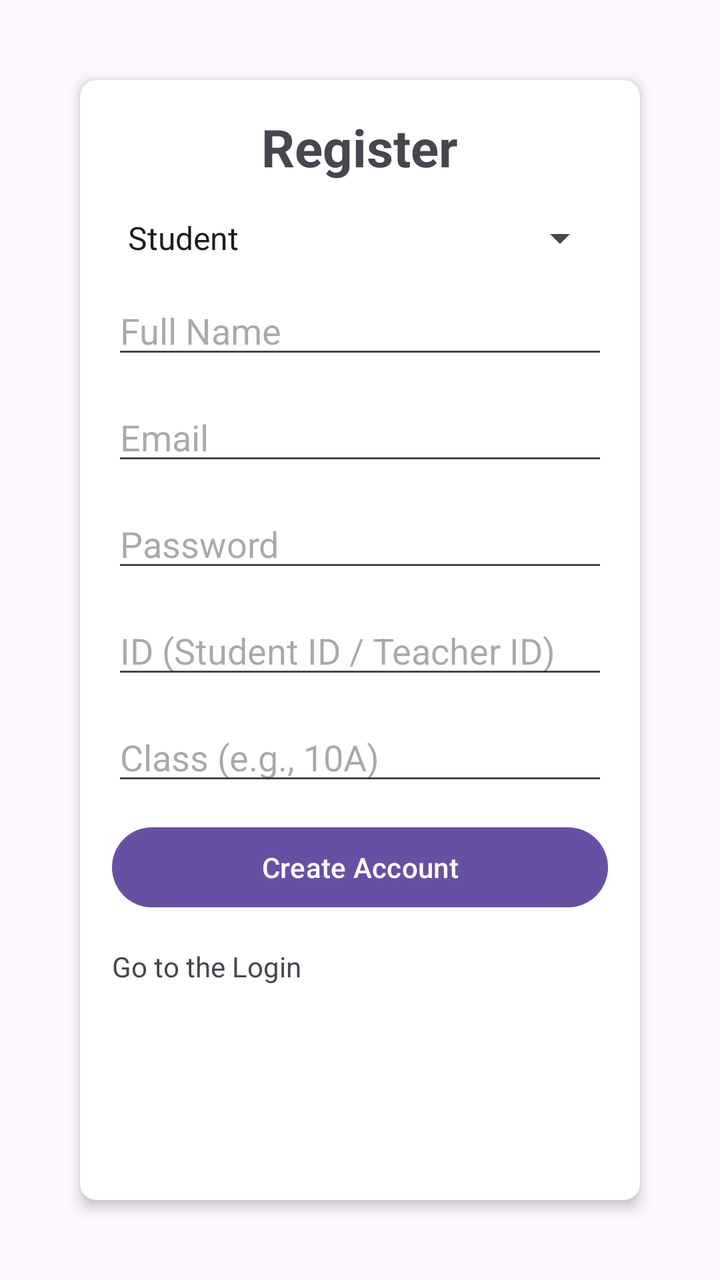
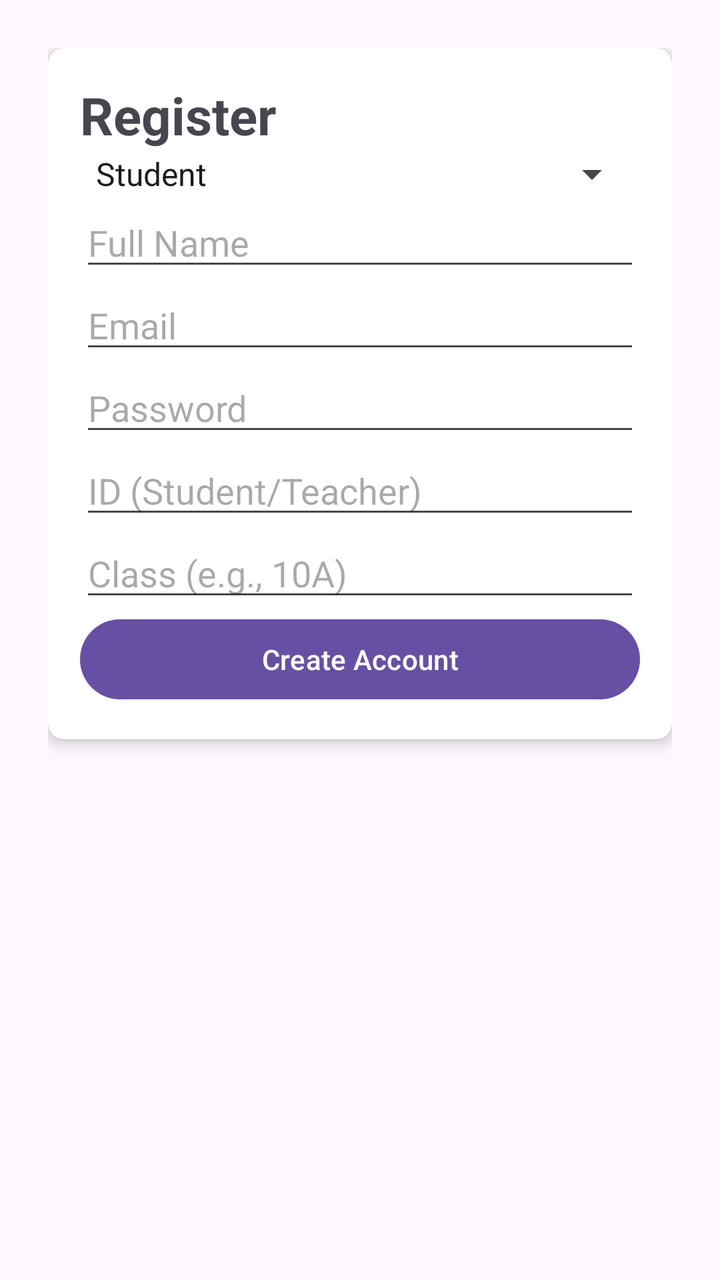

Screens rendered from an Android XML layout before and after an edit, with the pre-edit source and the edit as a unified diff.
<!-- AndroidManifest.xml: application theme Theme.STMSApp -->
<!-- res/layout/activity_register.xml -->
<?xml version="1.0" encoding="utf-8"?>
<androidx.constraintlayout.widget.ConstraintLayout
    xmlns:android="http://schemas.android.com/apk/res/android"
    xmlns:app="http://schemas.android.com/apk/res-auto"
    android:padding="24dp"
    android:layout_width="match_parent"
    android:layout_height="match_parent">

    <androidx.cardview.widget.CardView
        android:id="@+id/rootRegister"
        app:cardCornerRadius="8dp"
        app:cardElevation="4dp"
        app:cardBackgroundColor="@android:color/white"
        app:layout_constraintTop_toTopOf="parent"
        app:layout_constraintBottom_toBottomOf="parent"
        app:layout_constraintStart_toStartOf="parent"
        app:layout_constraintEnd_toEndOf="parent"
        android:layout_margin="16dp"
        android:layout_width="match_parent"
        android:layout_height="0dp">

        <ScrollView
            android:layout_width="match_parent"
            android:layout_height="match_parent"
            android:fillViewport="true">

            <LinearLayout
                android:orientation="vertical"
                android:padding="16dp"
                android:layout_width="match_parent"
                android:layout_height="wrap_content">

                <TextView
                    android:layout_width="wrap_content"
                    android:layout_height="wrap_content"
                    android:text="Register"
                    android:textSize="26sp"
                    android:textStyle="bold"
                    android:layout_gravity="center_horizontal"
                    android:layout_marginBottom="16dp"/>

                <Spinner
                    android:id="@+id/spinnerRole"
                    android:layout_width="match_parent"
                    android:layout_height="wrap_content"
                    android:entries="@array/role_array"
                    android:layout_marginBottom="12dp"/>

                <EditText
                    android:id="@+id/etName"
                    android:hint="Full Name"
                    android:layout_width="match_parent"
                    android:layout_height="wrap_content"
                    android:layout_marginBottom="12dp"/>

                <EditText
                    android:id="@+id/etEmail"
                    android:hint="Email"
                    android:inputType="textEmailAddress"
                    android:layout_width="match_parent"
                    android:layout_height="wrap_content"
                    android:layout_marginBottom="12dp"/>

                <EditText
                    android:id="@+id/etPassword"
                    android:hint="Password"
                    android:inputType="textPassword"
                    android:layout_width="match_parent"
                    android:layout_height="wrap_content"
                    android:layout_marginBottom="12dp"/>

                <EditText
                    android:id="@+id/etUserId"
                    android:hint="ID (Student ID / Teacher ID)"
                    android:layout_width="match_parent"
                    android:layout_height="wrap_content"
                    android:layout_marginBottom="12dp"/>

                <EditText
                    android:id="@+id/etClass"
                    android:hint="Class (e.g., 10A)"
                    android:layout_width="match_parent"
                    android:layout_height="wrap_content"
                    android:layout_marginBottom="12dp"/>

                
                <LinearLayout
                    android:id="@+id/panelStudent"
                    android:visibility="gone"
                    android:orientation="vertical"
                    android:layout_width="match_parent"
                    android:layout_height="wrap_content"
                    android:padding="8dp"
                    android:background="#f3f3f3"
                    android:layout_marginBottom="12dp">

                    <EditText
                        android:id="@+id/etStudentResult"
                        android:hint="Result (e.g., A+)"
                        android:layout_width="match_parent"
                        android:layout_height="wrap_content"
                        android:layout_marginBottom="8dp"/>

                    <EditText
                        android:id="@+id/etStudentNote"
                        android:hint="Note"
                        android:layout_width="match_parent"
                        android:layout_height="wrap_content"
                        android:layout_marginBottom="8dp"/>

                    <EditText
                        android:id="@+id/etStudentDetails"
                        android:hint="Profile Details"
                        android:minLines="3"
                        android:gravity="top"
                        android:layout_width="match_parent"
                        android:layout_height="wrap_content"/>
                </LinearLayout>

                
                <LinearLayout
                    android:id="@+id/panelTeacher"
                    android:visibility="gone"
                    android:orientation="vertical"
                    android:layout_width="match_parent"
                    android:layout_height="wrap_content"
                    android:padding="8dp"
                    android:background="#f3f3f3"
                    android:layout_marginBottom="12dp">

                    <EditText
                        android:id="@+id/etCourse"
                        android:hint="Course (e.g., Physics)"
                        android:layout_width="match_parent"
                        android:layout_height="wrap_content"
                        android:layout_marginBottom="8dp"/>

                    <EditText
                        android:id="@+id/etTeacherResult"
                        android:hint="Result/Remark"
                        android:layout_width="match_parent"
                        android:layout_height="wrap_content"
                        android:layout_marginBottom="8dp"/>

                    <EditText
                        android:id="@+id/etTeacherDetails"
                        android:hint="Profile Details"
                        android:minLines="3"
                        android:gravity="top"
                        android:layout_width="match_parent"
                        android:layout_height="wrap_content"/>
                </LinearLayout>

                <Button
                    android:id="@+id/btnRegister"
                    android:layout_width="match_parent"
                    android:layout_height="wrap_content"
                    android:text="Create Account"/>

                <TextView
                    android:id="@+id/tvGoLogin"
                    android:layout_marginTop="16dp"
                    android:layout_gravity="center_horizontal"
                    android:layout_width="match_parent"
                    android:layout_height="wrap_content"
                    android:text="Go to the Login"/>
            </LinearLayout>
        </ScrollView>


    </androidx.cardview.widget.CardView>
</androidx.constraintlayout.widget.ConstraintLayout>
<!-- resources referenced by this layout -->
<resources>
  <string-array name="role_array">
          <item>Student</item>
          <item>Teacher</item>
      </string-array>
  <style name="Theme.STMSApp" parent="Base.Theme.STMSApp" />
  <style name="Base.Theme.STMSApp" parent="Theme.Material3.DayNight.NoActionBar">
          
          
      </style>
</resources>

<!-- the commit's change to res/layout/activity_register.xml (unified diff, before → after) -->
@@ -10,163 +10,85 @@
         android:id="@+id/rootRegister"
         app:cardCornerRadius="8dp"
         app:cardElevation="4dp"
-        app:cardBackgroundColor="@android:color/white"
+        android:layout_width="match_parent"
+        android:layout_height="wrap_content"
         app:layout_constraintTop_toTopOf="parent"
-        app:layout_constraintBottom_toBottomOf="parent"
         app:layout_constraintStart_toStartOf="parent"
-        app:layout_constraintEnd_toEndOf="parent"
-        android:layout_margin="16dp"
-        android:layout_width="match_parent"
-        android:layout_height="0dp">
+        app:layout_constraintEnd_toEndOf="parent">
 
-        <ScrollView
+        <LinearLayout
+            android:orientation="vertical"
+            android:padding="16dp"
             android:layout_width="match_parent"
-            android:layout_height="match_parent"
-            android:fillViewport="true">
+            android:layout_height="wrap_content">
 
+            <TextView android:text="Register" android:textStyle="bold" android:textSize="26sp"
+                android:layout_width="wrap_content" android:layout_height="wrap_content"/>
+
+            <Spinner android:id="@+id/spinnerRole"
+                android:entries="@array/role_array"
+                android:layout_width="match_parent" android:layout_height="wrap_content"/>
+
+            <EditText android:id="@+id/etName" android:hint="Full Name"
+                android:layout_width="match_parent" android:layout_height="wrap_content"/>
+
+            <EditText android:id="@+id/etEmail" android:hint="Email" android:inputType="textEmailAddress"
+                android:layout_width="match_parent" android:layout_height="wrap_content"/>
+
+            <EditText android:id="@+id/etPassword" android:hint="Password" android:inputType="textPassword"
+                android:layout_width="match_parent" android:layout_height="wrap_content"/>
+
+            <EditText android:id="@+id/etUserId" android:hint="ID (Student/Teacher)"
+                android:layout_width="match_parent" android:layout_height="wrap_content"/>
+
+            <EditText android:id="@+id/etClass" android:hint="Class (e.g., 10A)"
+                android:layout_width="match_parent" android:layout_height="wrap_content"/>
+
+            
             <LinearLayout
+                android:id="@+id/panelStudent"
+                android:visibility="gone"
                 android:orientation="vertical"
-                android:padding="16dp"
                 android:layout_width="match_parent"
                 android:layout_height="wrap_content">
 
-                <TextView
-                    android:layout_width="wrap_content"
-                    android:layout_height="wrap_content"
-                    android:text="Register"
-                    android:textSize="26sp"
-                    android:textStyle="bold"
-                    android:layout_gravity="center_horizontal"
-                    android:layout_marginBottom="16dp"/>
+                <EditText
+                    android:id="@+id/etStudentDetails"
+                    android:hint="Student Profile Details"
+                    android:minLines="3"
+                    android:gravity="top"
+                    android:layout_width="match_parent"
+                    android:layout_height="wrap_content"/>
+            </LinearLayout>
 
-                <Spinner
-                    android:id="@+id/spinnerRole"
-                    android:layout_width="match_parent"
-                    android:layout_height="wrap_content"
-                    android:entries="@array/role_array"
-                    android:layout_marginBottom="12dp"/>
+            
+            <LinearLayout
+                android:id="@+id/panelTeacher"
+                android:visibility="gone"
+                android:orientation="vertical"
+                android:layout_width="match_parent"
+                android:layout_height="wrap_content">
 
                 <EditText
-                    android:id="@+id/etName"
-                    android:hint="Full Name"
+                    android:id="@+id/etCourse"
+                    android:hint="Course (e.g., Physics)"
                     android:layout_width="match_parent"
-                    android:layout_height="wrap_content"
-                    android:layout_marginBottom="12dp"/>
+                    android:layout_height="wrap_content"/>
 
                 <EditText
-                    android:id="@+id/etEmail"
-                    android:hint="Email"
-                    android:inputType="textEmailAddress"
+                    android:id="@+id/etTeacherDetails"
+                    android:hint="Teacher Profile Details"
+                    android:minLines="3"
+                    android:gravity="top"
                     android:layout_width="match_parent"
-                    android:layout_height="wrap_content"
-                    android:layout_marginBottom="12dp"/>
+                    android:layout_height="wrap_content"/>
+            </LinearLayout>
 
-                <EditText
-                    android:id="@+id/etPassword"
-                    android:hint="Password"
-                    android:inputType="textPassword"
-                    android:layout_width="match_parent"
-                    android:layout_height="wrap_content"
-                    android:layout_marginBottom="12dp"/>
-
-                <EditText
-                    android:id="@+id/etUserId"
-                    android:hint="ID (Student ID / Teacher ID)"
-                    android:layout_width="match_parent"
-                    android:layout_height="wrap_content"
-                    android:layout_marginBottom="12dp"/>
-
-                <EditText
-                    android:id="@+id/etClass"
-                    android:hint="Class (e.g., 10A)"
-                    android:layout_width="match_parent"
-                    android:layout_height="wrap_content"
-                    android:layout_marginBottom="12dp"/>
-
-                
-                <LinearLayout
-                    android:id="@+id/panelStudent"
-                    android:visibility="gone"
-                    android:orientation="vertical"
-                    android:layout_width="match_parent"
-                    android:layout_height="wrap_content"
-                    android:padding="8dp"
-                    android:background="#f3f3f3"
-                    android:layout_marginBottom="12dp">
-
-                    <EditText
-                        android:id="@+id/etStudentResult"
-                        android:hint="Result (e.g., A+)"
-                        android:layout_width="match_parent"
-                        android:layout_height="wrap_content"
-                        android:layout_marginBottom="8dp"/>
-
-                    <EditText
-                        android:id="@+id/etStudentNote"
-                        android:hint="Note"
-                        android:layout_width="match_parent"
-                        android:layout_height="wrap_content"
-                        android:layout_marginBottom="8dp"/>
-
-                    <EditText
-                        android:id="@+id/etStudentDetails"
-                        android:hint="Profile Details"
-                        android:minLines="3"
-                        android:gravity="top"
-                        android:layout_width="match_parent"
-                        android:layout_height="wrap_content"/>
-                </LinearLayout>
-
-                
-                <LinearLayout
-                    android:id="@+id/panelTeacher"
-                    android:visibility="gone"
-                    android:orientation="vertical"
-                    android:layout_width="match_parent"
-                    android:layout_height="wrap_content"
-                    android:padding="8dp"
-                    android:background="#f3f3f3"
-                    android:layout_marginBottom="12dp">
-
-                    <EditText
-                        android:id="@+id/etCourse"
-                        android:hint="Course (e.g., Physics)"
-                        android:layout_width="match_parent"
-                        android:layout_height="wrap_content"
-                        android:layout_marginBottom="8dp"/>
-
-                    <EditText
-                        android:id="@+id/etTeacherResult"
-                        android:hint="Result/Remark"
-                        android:layout_width="match_parent"
-                        android:layout_height="wrap_content"
-                        android:layout_marginBottom="8dp"/>
-
-                    <EditText
-                        android:id="@+id/etTeacherDetails"
-                        android:hint="Profile Details"
-                        android:minLines="3"
-                        android:gravity="top"
-                        android:layout_width="match_parent"
-                        android:layout_height="wrap_content"/>
-                </LinearLayout>
-
-                <Button
-                    android:id="@+id/btnRegister"
-                    android:layout_width="match_parent"
-                    android:layout_height="wrap_content"
-                    android:text="Create Account"/>
-
-                <TextView
-                    android:id="@+id/tvGoLogin"
-                    android:layout_marginTop="16dp"
-                    android:layout_gravity="center_horizontal"
-                    android:layout_width="match_parent"
-                    android:layout_height="wrap_content"
-                    android:text="Go to the Login"/>
-            </LinearLayout>
-        </ScrollView>
-
-
+            <Button
+                android:id="@+id/btnRegister"
+                android:text="Create Account"
+                android:layout_width="match_parent"
+                android:layout_height="wrap_content"/>
+        </LinearLayout>
     </androidx.cardview.widget.CardView>
 </androidx.constraintlayout.widget.ConstraintLayout>
